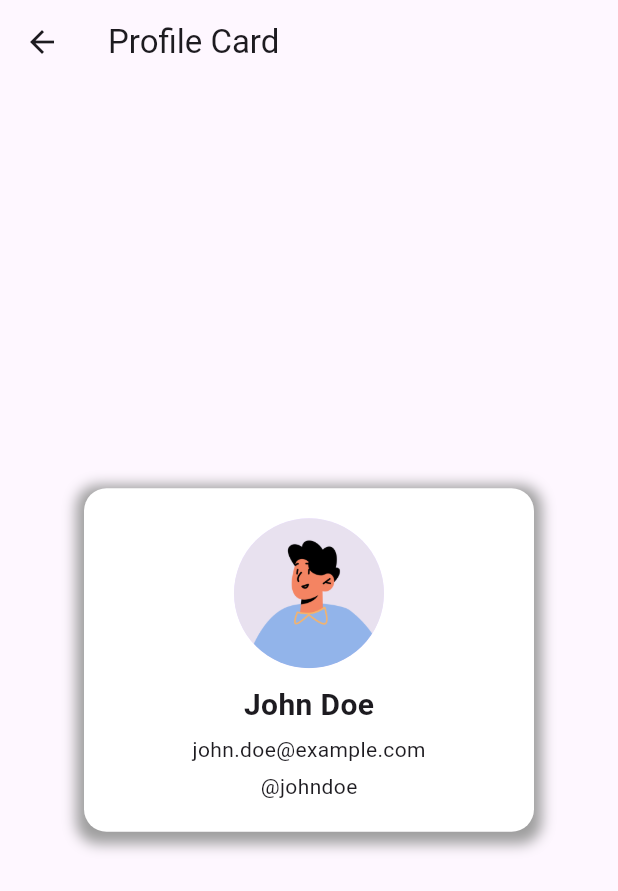
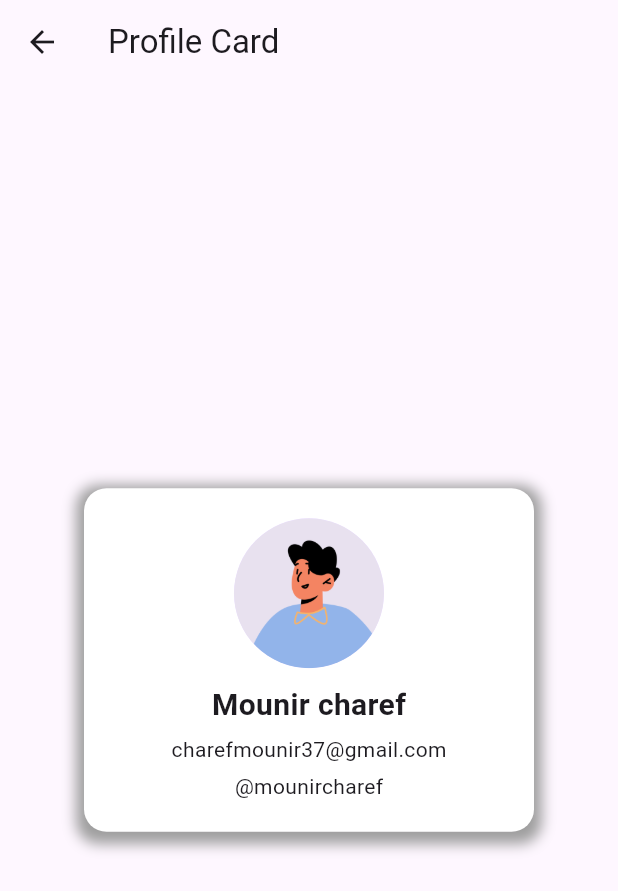
Before and after one commit to Mounir-charef/Quizy, a Flutter app: the ProfileCardPage screen opened directly, on a phone screen of 412 x 824 dp. Shown: the top 891 px of the screen. Run offline on Flutter 3.47's test engine with Material 3 defaults, Android fonts, the light colour scheme and no system bars.

```diff
--- a/lib/screens/profile_card.dart
+++ b/lib/screens/profile_card.dart
@@ -34,13 +34,13 @@ class ProfileCardPage extends StatelessWidget {
               ),
               SizedBox(height: 10),
               Text(
-                'John Doe',
+                'Mounir charef',
                 style: TextStyle(fontSize: 20, fontWeight: FontWeight.bold),
               ),
               SizedBox(height: 5),
-              Text('john.doe@example.com'),
+              Text('charefmounir37@gmail.com'),
               SizedBox(height: 5),
-              Text('@johndoe'),
+              Text('@mounircharef'),
             ],
           ),
         ),
```
Also changed, not shown: 1 other file.
